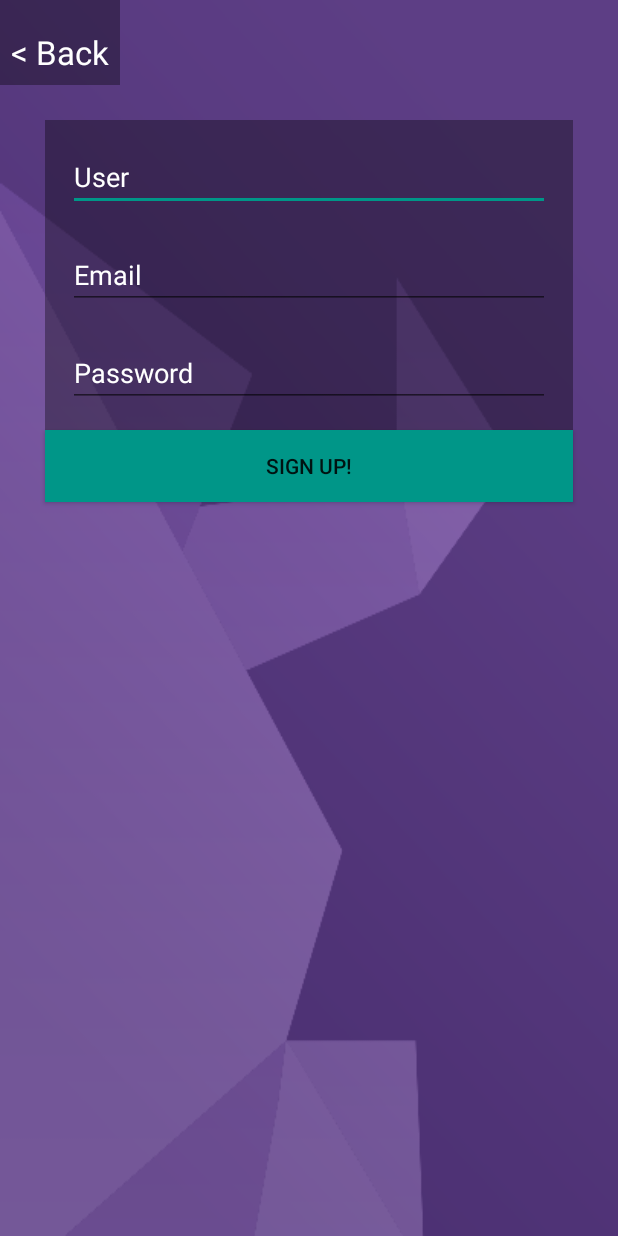
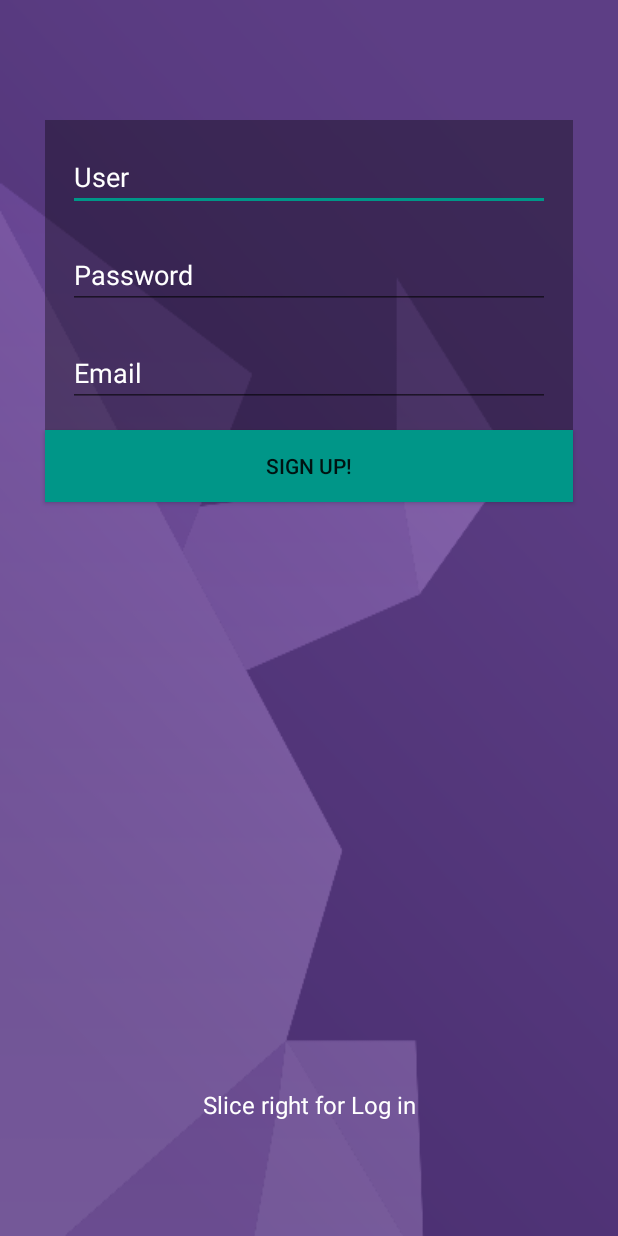
Before and after one commit to Ferranmrg/XatApp, an Android app: the SignUpActivity screen opened directly, with no data from a screen before it, on a phone screen of 412 x 824 dp. Run offline under Robolectric (Android 15) with nearby library versions, the phone set to English and light mode, and no system bars; libraries missing offline, so code that uses them is left out: com.parse.

Commit message:
-Animacion atraves de deslizar entre login y signup -Arreglo de sus layout - cambion en strig para indicar que hya que deslizar

```diff
--- a/app/src/main/java/com/ferran/yep/views/SignUpActivity.java
+++ b/app/src/main/java/com/ferran/yep/views/SignUpActivity.java
@@ -54,14 +54,8 @@ public class SignUpActivity extends AppCompatActivity {
             }
         });
 
-        backButton = (TextView) findViewById(R.id.back_button);
-        backButton.setOnClickListener(new View.OnClickListener() {
-            @Override
-            public void onClick(View v) {
-                Intent intent = new Intent(SignUpActivity.this, LoginActivity.class);
-                startActivity(intent);
-            }
-        });
+
+
 
 
     }
@@ -90,6 +84,7 @@ public class SignUpActivity extends AppCompatActivity {
 
                         Intent intent = new Intent(SignUpActivity.this, LoginActivity.class);
                         startActivity(intent);
+                        overridePendingTransition(R.anim.pull_in_left, R.anim.push_out_right);
                     }
 
                     // Right to left swipe action
--- /dev/null
+++ b/app/src/main/res/anim/pull_in_left.xml
@@ -0,0 +1,7 @@
+<?xml version="1.0" encoding="utf-8"?>
+<translate xmlns:android="http://schemas.android.com/apk/res/android"
+    android:duration="300"
+    android:fromXDelta="-100%"
+    android:toXDelta="0%"
+    android:interpolator="@android:anim/decelerate_interpolator"
+    />
--- /dev/null
+++ b/app/src/main/res/anim/push_out_left.xml
@@ -0,0 +1,6 @@
+<?xml version="1.0" encoding="utf-8"?>
+<translate xmlns:android="http://schemas.android.com/apk/res/android"
+    android:duration="300"
+    android:fromXDelta="0%"
+    android:interpolator="@android:anim/decelerate_interpolator"
+    android:toXDelta="-100%" />
--- /dev/null
+++ b/app/src/main/res/anim/push_out_right.xml
@@ -0,0 +1,6 @@
+<?xml version="1.0" encoding="utf-8"?>
+<translate xmlns:android="http://schemas.android.com/apk/res/android"
+    android:duration="300"
+    android:fromXDelta="0%"
+    android:interpolator="@android:anim/decelerate_interpolator"
+    android:toXDelta="100%" />
--- a/app/src/main/res/layout/activity_login.xml
+++ b/app/src/main/res/layout/activity_login.xml
@@ -100,7 +100,8 @@
         android:layout_marginBottom="71dp"
         android:layout_alignParentBottom="true"
         android:layout_centerHorizontal="true"
-        android:padding="20dp" />
+        android:paddingTop="5dp"
+        android:paddingBottom="5dp" />
 
 
 </RelativeLayout>
--- a/app/src/main/res/layout/activity_sign_up.xml
+++ b/app/src/main/res/layout/activity_sign_up.xml
@@ -52,21 +52,8 @@
             android:layout_alignParentLeft="true"
             android:layout_alignParentStart="true"
             android:layout_marginBottom="10dp"
-            android:textColorHint="#fff" />
-
-        <EditText
-            android:layout_width="match_parent"
-            android:layout_height="wrap_content"
-            android:inputType="textEmailAddress"
-            android:ems="10"
-            android:id="@+id/emailField"
-            android:hint="@string/emailHint"
-            android:layout_below="@+id/passwordField"
-            android:layout_alignParentLeft="true"
-            android:layout_alignParentStart="true"
-            android:layout_marginTop="10dp"
-            android:layout_marginBottom="10dp"
-            android:textColorHint="#fff" />
+            android:textColorHint="#fff"
+            android:textColor="#fff" />
 
         <EditText
             android:layout_width="match_parent"
@@ -79,23 +66,39 @@
             android:layout_alignParentRight="true"
             android:layout_alignParentEnd="true"
             android:layout_marginTop="10dp"
-            android:textColorHint="#fff" />
+            android:textColorHint="#fff"
+            android:layout_marginBottom="10dp"
+            android:textColor="#fff" />
+
+        <EditText
+            android:layout_width="match_parent"
+            android:layout_height="wrap_content"
+            android:inputType="textEmailAddress"
+            android:ems="10"
+            android:id="@+id/emailField"
+            android:hint="@string/emailHint"
+            android:textColorHint="#fff"
+            android:layout_alignBaseline="@+id/back_button"
+            android:layout_alignBottom="@+id/back_button"
+            android:layout_centerHorizontal="true"
+            android:layout_marginTop="10dp"
+            android:textColor="#fff" />
     </LinearLayout>
 
     <TextView
-        android:layout_width="wrap_content"
+        android:layout_width="match_parent"
         android:layout_height="wrap_content"
         android:textAppearance="?android:attr/textAppearanceLarge"
         android:text="@string/back_button"
         android:id="@+id/back_button"
-        android:layout_alignParentTop="true"
+        android:textColor="#fff"
+        android:textAlignment="center"
+        android:paddingTop="5dp"
+        android:paddingBottom="5dp"
+        android:layout_alignParentBottom="true"
         android:layout_alignParentLeft="true"
         android:layout_alignParentStart="true"
-        android:textColor="#fff"
-        android:background="#58000000"
-        android:paddingLeft="7dp"
-        android:paddingRight="7dp"
-        android:paddingBottom="7dp"
-        android:paddingTop="20dp" />
+        android:layout_marginBottom="71dp"
+        android:textSize="16dp" />
 
 </RelativeLayout>
--- a/app/src/main/res/values/strings.xml
+++ b/app/src/main/res/values/strings.xml
@@ -5,11 +5,11 @@
     <string name="userhint">User</string>
     <string name="passwordhint">Password</string>
     <string name="loginButton">Login</string>
-    <string name="signup">Not logged in? Sign Up!</string>
+    <string name="signup">No account? Slice to Sign up ></string>
     <string name="emailHint">Email</string>
     <string name="signupButton">Sign Up!</string>
     <string name="subtitle">Annoying people</string>
-    <string name="back_button"><![CDATA[< Back]]></string>
+    <string name="back_button">Slice right for Log in </string>
     <string name="tab1">Inbox</string>
     <string name="tab2">Friends</string>
     <string name="empty_inbox_label">No new messages</string>
```
Also changed, not shown: app/src/main/java/com/ferran/yep/views/LoginActivity.java (+70 -7 lines), app/src/main/res/anim/pull_in_right.xml (added, +7 -0 lines), 31 other files.
